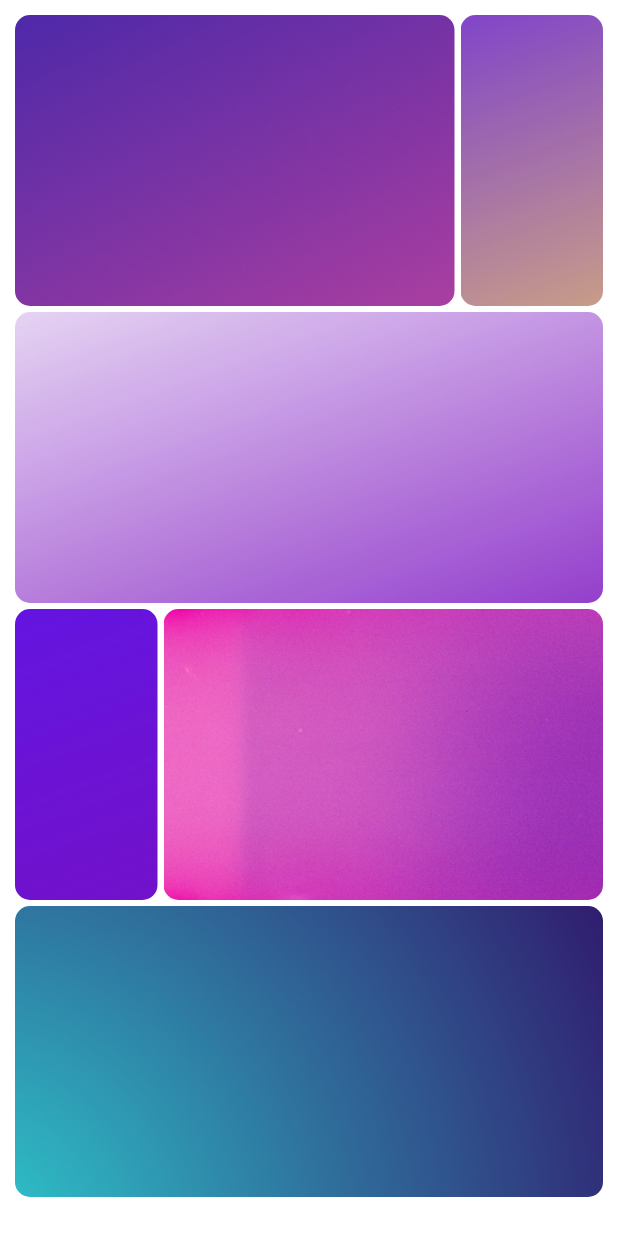
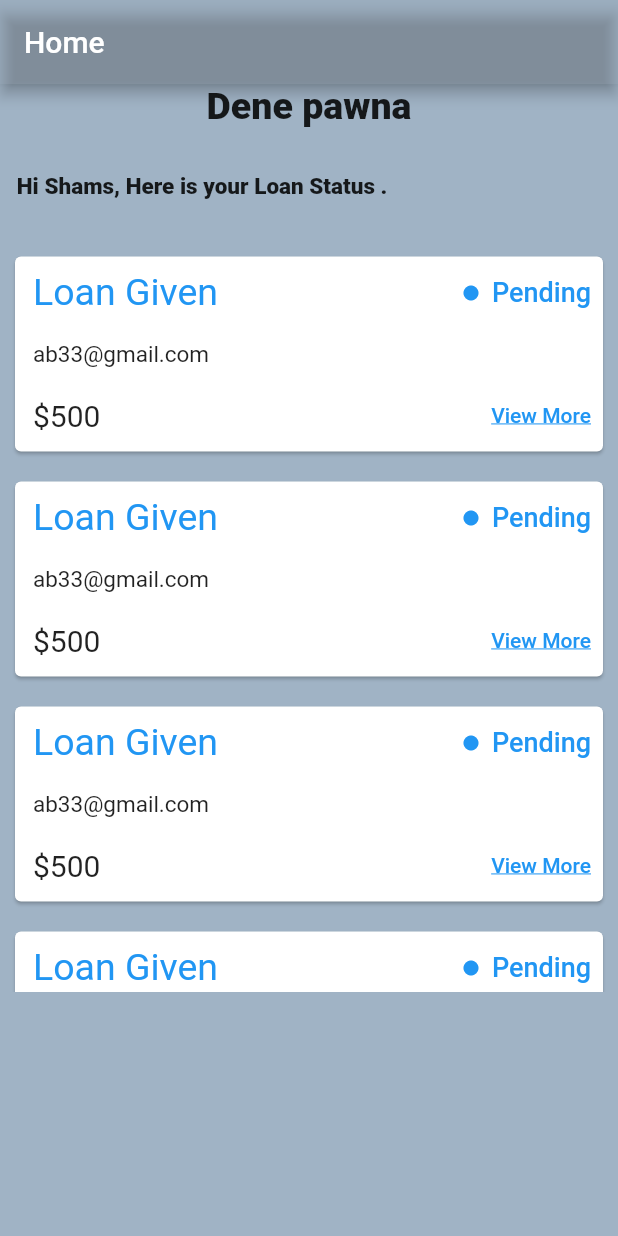
Before and after one commit to shamsenurshanto/Login_repo, a Flutter app: the screen it shows after launch, on a phone screen of 412 x 824 dp. Run offline on Flutter 3.47's test engine with Material 2 defaults, Android fonts, the phone set to English and light mode, and no system bars; our stand-ins replace another_flushbar, dio, flutter_svg, get, google_fonts, google_nav_bar and 4 more; accounts and stored records are empty.

Commit message:
added the new dashboard with pending

```diff
--- a/lib/dashBoard2.dart
+++ b/lib/dashBoard2.dart
@@ -301,8 +301,8 @@ print(tokenString2);
 
        child:
 
-       Container(
-        child:
+            Container(
+              child:
 
 
          FutureBuilder(
--- a/lib/homeGrid.dart
+++ b/lib/homeGrid.dart
@@ -8,34 +8,63 @@ class homeGrid extends StatelessWidget {
 
   @override
   Widget build(BuildContext context) {
+
     return Scaffold(
+      backgroundColor: Colors.black,
+
    body:Container(
-    margin: EdgeInsets.all(10),
-    child:  quilet(context)
-   )
+    margin: EdgeInsets.only(top: 20.0),
+    child:
+    Container(
+      margin: EdgeInsets.all(10.0),
+      child: masonaryLayout(context)
+      ),
+    )
+
 
     );
   }
   Widget masonaryLayout(BuildContext context)
   {
+
+    var arr = ["All Transaction","All pending Approval","My created List","Add Transaction","How much I own","How much I will pay"];
+
    return MasonryGridView.builder(
 
 
     gridDelegate: SliverSimpleGridDelegateWithFixedCrossAxisCount(crossAxisCount: 2),
      itemCount: 6,
-     crossAxisSpacing: 10,
-     mainAxisSpacing: 10,
+     crossAxisSpacing: 15,
+     mainAxisSpacing: 15,
 
      itemBuilder: (context,index){
-      return ClipRRect(
+
+
+      return Column(
+        children: [
+          GestureDetector(
+        onTap: () {
+          print(index);
+        },
+        child: ClipRRect(
+
               borderRadius: BorderRadius.circular(10),
                   //  child: Image.network("https://source.unsplash.com/random?sig=$index"),
                    child: Container(
-                    width: 100,
-                    height: 300,
-                    color: Colors.deepPurple,
-                    child: Text("hello"),
+                    width: 200,
+                    height: 200,
+                    color: Color.fromARGB(96, 115, 108, 108),
+                    child: Center(
+                      child: Text(arr[index],style: TextStyle(color: Colors.white,fontSize: 22,),textAlign: TextAlign.center,),
+                    )
                    ),
+      ),
+      ),
+
+
+
+
+        ],
       );
      }
 
--- a/lib/main.dart
+++ b/lib/main.dart
@@ -4,6 +4,7 @@ import 'package:flutter/material.dart';
 import 'package:my_app/Screens/Welcome/welcome_screen.dart';
 import 'package:my_app/constants.dart';
 import 'package:my_app/homeGrid.dart';
+import 'package:my_app/transactionWithPending.dart';
 
 void main() => runApp(const MyApp());
 
@@ -41,7 +42,8 @@ class MyApp extends StatelessWidget {
             ),
           )),
       // home: const WelcomeScreen(),
-      home: const homeGrid(),
+      // home: const homeGrid(),
+      home: const transactionWithPending(),
     );
   }
 }
--- /dev/null
+++ b/lib/transactionWithPending.dart
@@ -0,0 +1,197 @@
+import 'package:flutter/material.dart';
+
+class transactionWithPending extends StatelessWidget {
+  const transactionWithPending({super.key});
+
+  @override
+  Widget build(BuildContext context) {
+   final List<String> items = [
+    'Item 1',
+    'Item 2',
+    'Item 3',
+    'Item 4',
+    'Item 5',
+    'Item 6',
+    'Item 7',
+    'Item 8',
+    'Item 9',
+    'Item 10',
+    'Item 11',
+    'Item 12',
+    'Item 1',
+    'Item 2',
+    'Item 3',
+    'Item 4',
+    'Item 5',
+    'Item 6',
+    'Item 7',
+    'Item 8',
+    'Item 9',
+    'Item 10',
+    'Item 11',
+    'Item 12',
+    'Item 1',
+    'Item 2',
+    'Item 3',
+    'Item 4',
+    'Item 5',
+    'Item 6',
+    'Item 7',
+    'Item 8',
+    'Item 9',
+    'Item 10',
+    'Item 11',
+    'Item 12'
+  ];
+    return Scaffold(
+      backgroundColor: Colors.blue.shade100,
+        appBar: AppBar(title: Text("Home"),
+          backgroundColor: Color.fromARGB(96, 115, 108, 108),
+
+      automaticallyImplyLeading: false,
+
+
+      ),
+
+
+         body: Container(
+          color:  Color.fromARGB(96, 115, 108, 108),
+          child: Column(
+
+            children: [
+              //logo
+              Center(
+                child: Text("Dene pawna",style: TextStyle(fontSize: 25,fontWeight: FontWeight.w900),),
+              ),
+                 SizedBox(
+                    height: 30,
+                  ),
+              //introduction text
+               Align(
+                alignment: Alignment.topLeft,
+                 // Align however you like (i.e .centerRight, centerLeft)
+                child: Text("   Hi Shams, Here is your Loan Status .",textAlign: TextAlign.end,style: TextStyle(fontSize: 15,fontWeight: FontWeight.w900)),
+              ),
+              //sizebox
+
+                  SizedBox(
+                    height: 10,
+                  ),
+              //intro senrtences
+              Align(
+                alignment: Alignment.topLeft, // Align however you like (i.e .centerRight, centerLeft)
+                child: Text("   ",style: TextStyle(fontSize: 15,fontWeight: FontWeight.w900)),
+              ),
+
+              //lists
+
+          SizedBox(
+            height: 500, // set the height of the ListView
+            child: ListView.builder(
+              itemCount: items.length,
+              itemBuilder: (BuildContext context, int index) {
+                return Card(
+                  margin: EdgeInsets.all(10),
+                   child:  SizedBox(
+                    height: 130,
+                    child: Column(
+                    crossAxisAlignment: CrossAxisAlignment.start,
+                    children: [
+
+                       SizedBox(
+                        width: 20,
+                       ),
+
+                      Row(
+                        mainAxisAlignment: MainAxisAlignment.spaceBetween,
+                        children: [
+                           Padding(
+                         padding: const EdgeInsets.fromLTRB(12, 8, 0, 8),
+                            child:     Text(
+                              "Loan Given",style: TextStyle(fontSize: 25 ,color: Colors.blue),
+                            ),
+
+                      ),
+                      // 2nd row for the
+                        Row(
+                          mainAxisAlignment:MainAxisAlignment.spaceBetween,
+                          children: [
+                           Icon(
+                    Icons.circle_rounded, // set the icon to the heart icon
+                    size: 12.0, // set the size of the icon to 32.0 pixels
+                    color: Colors.blue, // set the color of the icon to red
+                  ),
+
+                              TextButton(
+                  onPressed: () {
+                    // add your onPressed logic here
+                    print("hello");
+                  },
+                  child: Text(
+                    'Pending',
+                    style: TextStyle(fontSize: 18.0),
+                                      ),
+                    ),
+                          ],
+                        )
+                        ],
+                      )
+                      ,
+                       SizedBox(
+                        width: 20,
+                       ),
+
+                        Padding(
+                        padding: const EdgeInsets.fromLTRB(12, 8, 0, 8),
+                            child:     Text(
+                              "ab33@gmail.com",style: TextStyle(fontSize: 15,fontWeight: FontWeight.w400),
+                            ),
+                      ),
+                       SizedBox(
+                        width: 20,
+                       ),
+
+                        Row(
+                           mainAxisAlignment:MainAxisAlignment.spaceBetween,
+                          children: [
+                             Padding(
+                      padding: const EdgeInsets.fromLTRB(12, 8, 0, 8),
+                            child:     Text(
+                              "\$500",style: TextStyle(fontSize: 20),
+                            ),
+                      ),
+                                                  TextButton(
+                              onPressed: () {
+                                // add your onPressed logic here
+                              },
+                              child: Text(
+                                'View More',
+                                style: TextStyle(
+                                  fontSize: 14,
+                                  color: Colors.blue, // set the color of the text to blue
+                                  decoration: TextDecoration.underline, // underline the text
+                                ),
+                              ),
+                            )
+
+
+                          ],
+                        )
+                    ],
+                   ),
+                   )
+                );
+              },
+            ),
+          ),
+
+
+
+
+
+            ],
+          ),
+         ),
+    );
+  }
+}
```
Also changed, not shown: pubspec.lock.
